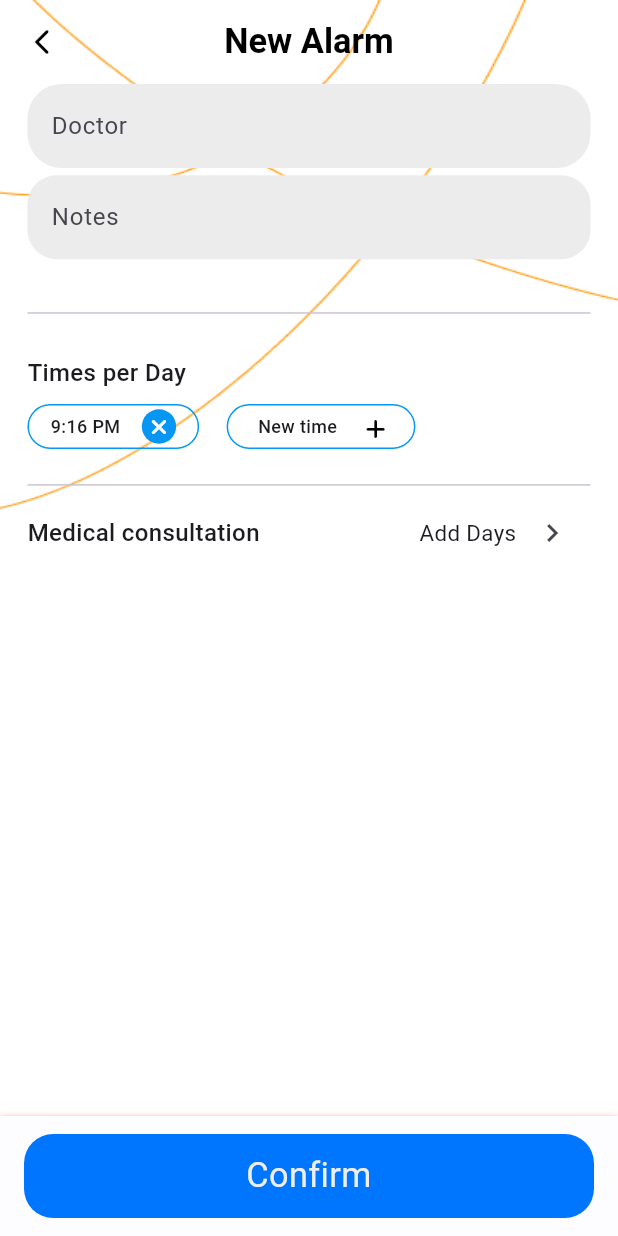
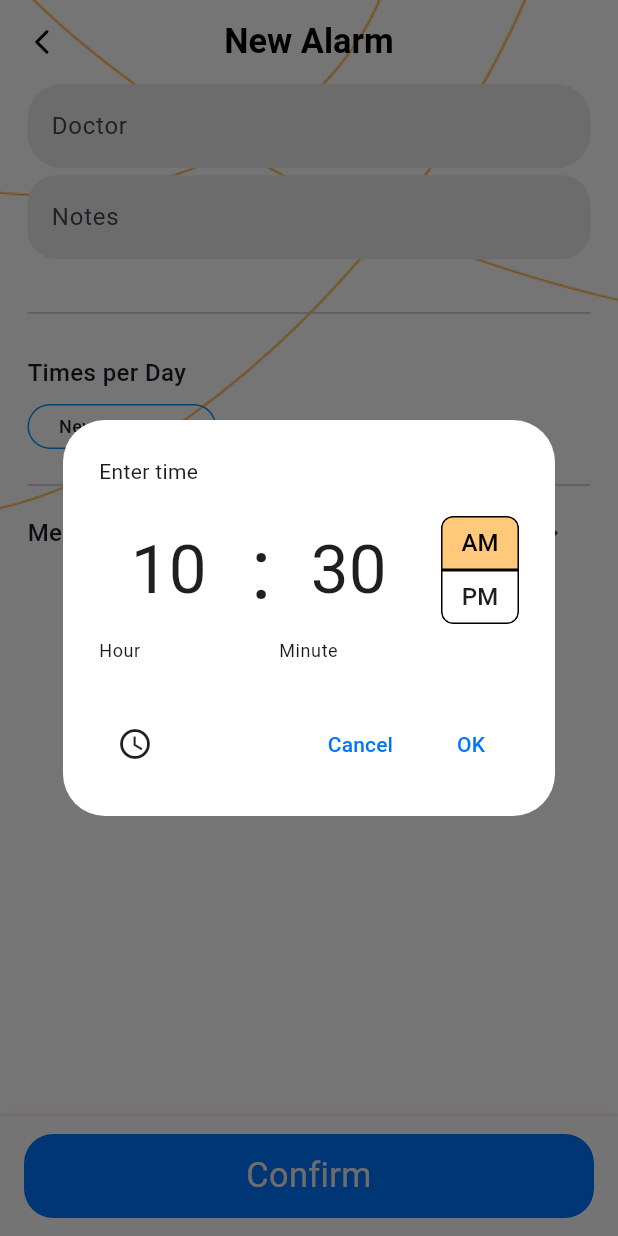
Before and after one commit to MonaAbdelaziz2024/Care_app_two, a Flutter app: the AdditionDoctor screen opened directly, after a tap on an icon or button, on a phone screen of 412 x 824 dp. Run offline on Flutter 3.47's test engine with Material 3 defaults, Android fonts, the phone set to English and light mode, and no system bars; our stand-ins replace curved_navigation_bar, fl_chart, flutter_screenutil, font_awesome_flutter, percent_indicator and 1 more; missing offline and left inert: dart:ffi, datepicker_dropdown, flutter_modal_date_picker; Roboto replaces fonts that are missing (Ciaro, Kadwa).

Commit message:
add and delete time in add page .

```diff
--- a/lib/screens/addition/addition_doctor.dart
+++ b/lib/screens/addition/addition_doctor.dart
@@ -4,6 +4,7 @@ import 'package:care_app_two/screens/widgets/custom_button.dart';
 import 'package:flutter/material.dart';
 import 'package:flutter_screenutil/flutter_screenutil.dart';
 import 'package:font_awesome_flutter/font_awesome_flutter.dart';
+import 'package:intl/intl.dart';
 
 class AdditionDoctor extends StatefulWidget {
   const AdditionDoctor({super.key});
@@ -15,11 +16,17 @@ class AdditionDoctor extends StatefulWidget {
 class _AdditionDoctorState extends State<AdditionDoctor> {
   int num = 0;
 
+  late DateTime dateTime;
+  DateTime? start;
+  DateTime? end;
+  late TimeOfDay timeOfDay = TimeOfDay.now();
+  List<String> times = [];
+  late TimeOfDay time;
   @override
   Widget build(BuildContext context) {
     return Scaffold(
       bottomNavigationBar: Container(
-        decoration:  const BoxDecoration(boxShadow: [
+        decoration: const BoxDecoration(boxShadow: [
           BoxShadow(
             color: Colors.red,
             offset: Offset(0, 2.5),
@@ -30,7 +37,11 @@ class _AdditionDoctorState extends State<AdditionDoctor> {
           elevation: 0,
           color: Color(0xfffdfdff),
           shadowColor: Color(0xffECECEC),
-        child: CustomButton(text: 'Confirm',nextIcon: false,),),
+          child: CustomButton(
+            text: 'Confirm',
+            nextIcon: false,
+          ),
+        ),
       ),
       appBar: CustomCareAppbar(context, 'New Alarm'),
       extendBodyBehindAppBar: true,
@@ -82,40 +93,53 @@ class _AdditionDoctorState extends State<AdditionDoctor> {
                       fontWeight: FontWeight.w500,
                     )),
               ),
-                    Row(
-                      children: [
-                        Container(
-                          width: 100.w,
-                          height: 25.h,
-                          decoration: BoxDecoration(
-                              borderRadius: BorderRadius.circular(16).r,
-                              border: Border.all(
-                                color: const Color(0xff0597F2),
-                              )),
-                          child: Row(
-                            mainAxisAlignment: MainAxisAlignment.spaceEvenly,
-                            children: [
-                              const Center(
-                                child: Text("9:16 PM",
-                                    style: TextStyle(
-                                      fontSize: 12,
-                                      fontWeight: FontWeight.w500,
-                                    )),
-                              ),
-                              CircleAvatar(
-                                backgroundColor: const Color(0xff0597F2),
-                                radius: 10.r,
-                                child: const Icon(
-                                  FontAwesomeIcons.xmark,
-                                  size: 15,
-                                  color: Colors.white,
+              Row(children: [
+                // Container(
+                //   width: 100.w,
+                //   height: 25.h,
+                //   decoration: BoxDecoration(
+                //       borderRadius: BorderRadius.circular(16).r,
+                //       border: Border.all(
+                //         color: const Color(0xff0597F2),
+                //       )),
+                //   child: Row(
+                //     mainAxisAlignment: MainAxisAlignment.spaceEvenly,
+                //     children: [
+                //       const Center(
+                //         child: Text("9:16 PM",
+                //             style: TextStyle(
+                //               fontSize: 12,
+                //               fontWeight: FontWeight.w500,
+                //             )),
+                //       ),
+                //       CircleAvatar(
+                //         backgroundColor: const Color(0xff0597F2),
+                //         radius: 10.r,
+                //         child: const Icon(
+                //           FontAwesomeIcons.xmark,
+                //           size: 15,
+                //           color: Colors.white,
+                //         ),
+                //       ),
+                //     ],
+                //   ),
+                // ),
+                // SizedBox(
+                //   width: 16.w,
+                // ),
+                Row( children: [
+                  for (int i = 0; i < times.length; i++)
+                    Padding(
+                      padding: const EdgeInsets.only(right: 8).r,
+                      child: AddTimeContainer(
+                        time: times[i],
+                        onTap: () {
+                          times.removeLast();
+                          setState(() {});
+                        },
                       ),
                     ),
-                            ],
-                          ),
-                        ),
-                        SizedBox(
-                          width: 16.w,
+                    ]
                     ),
                   Container(
                     width: 110.w,
@@ -139,18 +163,50 @@ class _AdditionDoctorState extends State<AdditionDoctor> {
                           ),
                         ),
                         IconButton(
-                                  onPressed: () {},
+                          onPressed: () async {
+                            await showTime(context);
+
+                            setState(() {});
+                            String formattedTime = formatTimeOfDay(time);
+                            times.add(formattedTime);
+                            print(formattedTime);
+                          },
                           icon: const Icon(
                             // ignore: deprecated_member_use
                             FontAwesomeIcons.add,
                             size: 15,
                             color: Colors.black,
-                                  )),
-                            ],
                           ),
                         ),
                       ],
                     ),
+                  ),
+                ]),
+                // Row(
+                //   children: [
+                //     const Text(
+                //       "Medical consultation",
+                //       style: TextStyle(
+                //         fontSize: 16,
+                //         fontWeight: FontWeight.w500,
+                //       ),
+                //     ),
+                //     SizedBox(
+                //       width: 93.w,
+                //     ),
+                //     Text("Add Days",
+                //         style: TextStyle(
+                //           fontSize: 13.sp,
+                //           fontWeight: FontWeight.w400,
+                //         )),
+                //     IconButton(
+                //         onPressed: () {},
+                //         icon: const Icon(
+                //           Icons.chevron_right_sharp,
+                //         ))
+                //   ],
+                // ),
+
               Padding(
                 padding: const EdgeInsets.only(top: 14).r,
                 child: const Divider(),
@@ -172,18 +228,110 @@ class _AdditionDoctorState extends State<AdditionDoctor> {
                         fontSize: 13.sp,
                         fontWeight: FontWeight.w400,
                       )),
-
                   IconButton(
                     onPressed: () {},
-                            icon: const Icon(Icons.chevron_right_sharp ,))
+                    icon: const Icon(
+                      Icons.chevron_right_sharp,
+                    ),
+                  )
                 ],
+              )
+
+          ]),
         ),
+      )
+      );
 
+  }
 
-
-                  ],
+  Future<void> showTime(BuildContext context) async {
+    final resultTime = await showTimePicker(
+      builder: (context, child) {
+        return Theme(
+            data: Theme.of(context).copyWith(
+              colorScheme: ColorScheme.light(
+                  secondary: const Color(0xffFFC87A),
+                  primary: const Color(0xff0075FE)
+                      .withOpacity(0.289), // header background color
+                  onPrimary: const Color(0xff21005D), // header text color
+                  onSurface: const Color(0xff1F1F1F), // body text color
+                  //surface:Colors.white ,
+                  // onSecondary: Color(0xffDAEBFF)
+                  //tertiary: Color(0xffDAEBFF)
+                  // onTertiary: Color(0xffDAEBFF)
+                  inversePrimary: Colors.blue),
+              textButtonTheme: TextButtonThemeData(
+                style: TextButton.styleFrom(
+                  foregroundColor: const Color(0xff0075FE), // button text color
                 ),
               ),
+            ),
+            child: child!);
+      },
+      context: context,
+      initialTime: timeOfDay,
+      initialEntryMode: TimePickerEntryMode.input,
+      helpText: 'Enter time',
+    );
+
+    if (resultTime != null) {
+      setState(() {
+        time = resultTime;
+      });
+    }
+  }
+}
+
+String formatTimeOfDay(TimeOfDay tod) {
+  final now = DateTime.now();
+  final dt = DateTime(now.year, now.month, now.day, tod.hour, tod.minute);
+  final format = DateFormat.jm(); // "6:00 AM"
+  return format.format(dt);
+}
+
+// ignore: must_be_immutable
+class AddTimeContainer extends StatelessWidget {
+  AddTimeContainer({
+    super.key,
+    required this.time,
+    this.onTap,
+  });
+  String time;
+  Function()? onTap;
+  // var resultTime = time.DateFormat('hh:mm a');
+  @override
+  Widget build(BuildContext context) {
+    return Container(
+      width: 100.w,
+      height: 25.h,
+      decoration: BoxDecoration(
+          borderRadius: BorderRadius.circular(16).r,
+          border: Border.all(
+            color: const Color(0xff0597F2),
+          )),
+      child: Row(
+        mainAxisAlignment: MainAxisAlignment.spaceEvenly,
+        children: [
+          Center(
+            child: Text(time,
+                style: const TextStyle(
+                  fontSize: 12,
+                  fontWeight: FontWeight.w500,
+                )),
+          ),
+          CircleAvatar(
+            backgroundColor: const Color(0xff0597F2),
+            radius: 10.r,
+            child: GestureDetector(
+              onTap: onTap,
+              child: const Icon(
+                FontAwesomeIcons.xmark,
+                size: 15,
+                color: Colors.white,
+              ),
+            ),
+          ),
+        ],
       ),
     );
   }
```
Also changed, not shown: lib/screens/addition/addition_two.dart (+58 -11 lines). Lines whose indentation alone changed are shown as unchanged.
